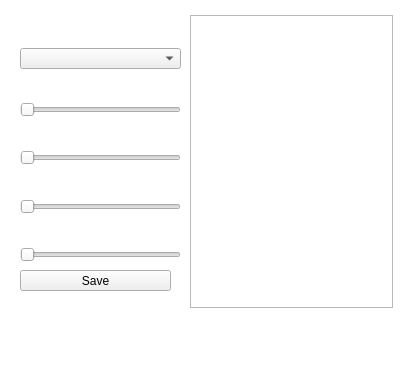
Above: createavatar.ui from Vladislav2104/DnD_creator_hero before the change. Below: the same form after it.
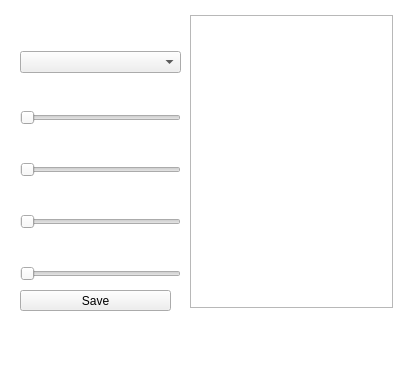
That is the form after the change. Icons and pictures are not drawn.

The edit to the form file:
```diff
--- a/createavatar.ui
+++ b/createavatar.ui
@@ -20,7 +20,7 @@
       <x>20</x>
       <y>20</y>
       <width>161</width>
-      <height>241</height>
+      <height>261</height>
      </rect>
     </property>
     <layout class="QVBoxLayout" name="verticalLayout">
@@ -236,7 +236,7 @@
     <property name="geometry">
      <rect>
       <x>20</x>
-      <y>270</y>
+      <y>290</y>
       <width>151</width>
       <height>21</height>
      </rect>
```
